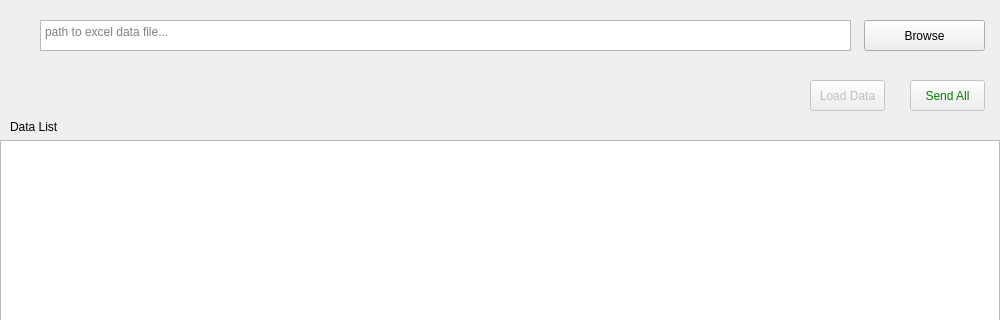
Before: the Qt Designer form gui/resource/main_stage.ui in nmhillusion/py-send-template-mail, drawn with Qt 5; both pictures show x 0 to 1000 and y 0 to 320 of the 1000 by 740 pixel window.
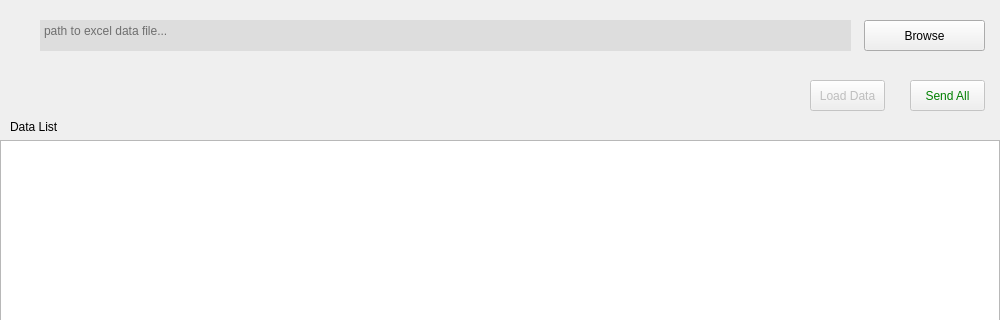
After: the same form once the commit is applied.

```diff
--- a/gui/resource/main_stage.ui
+++ b/gui/resource/main_stage.ui
@@ -57,6 +57,9 @@
     <property name="placeholderText">
      <string>path to excel data file...</string>
     </property>
+    <property name="styleSheet">
+     <string>border: solid 1px green; background-color: #ddd;</string>
+    </property>
    </widget>
    <widget class="QPushButton" name="btnSendAll">
     <property name="enabled">
```
